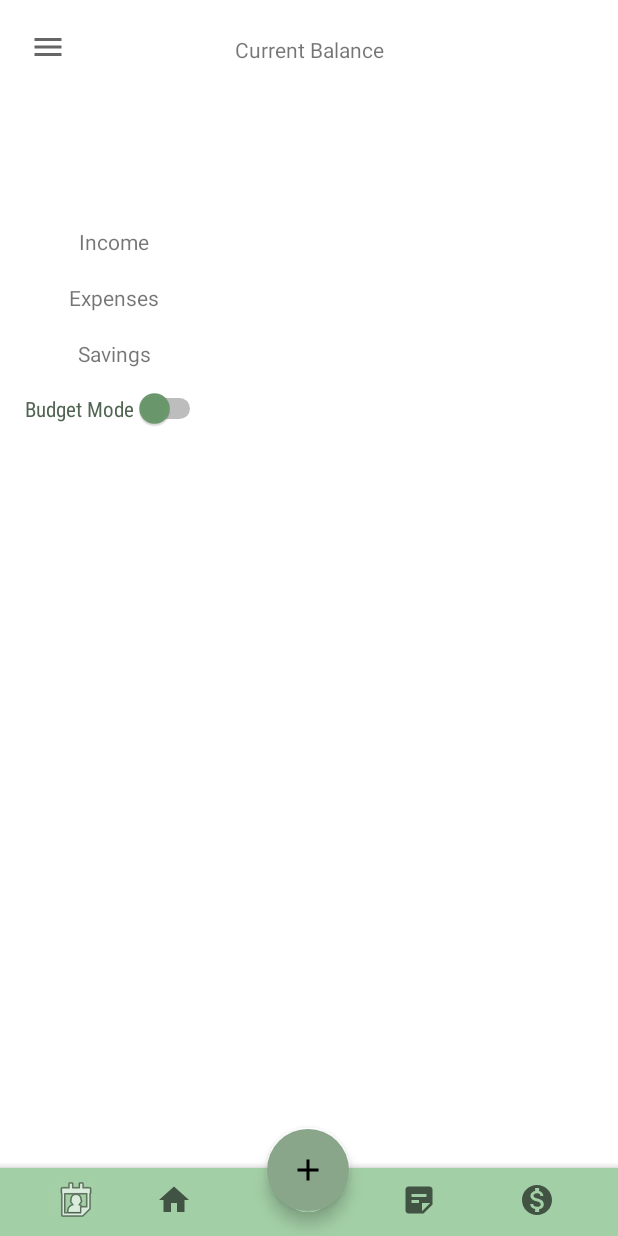
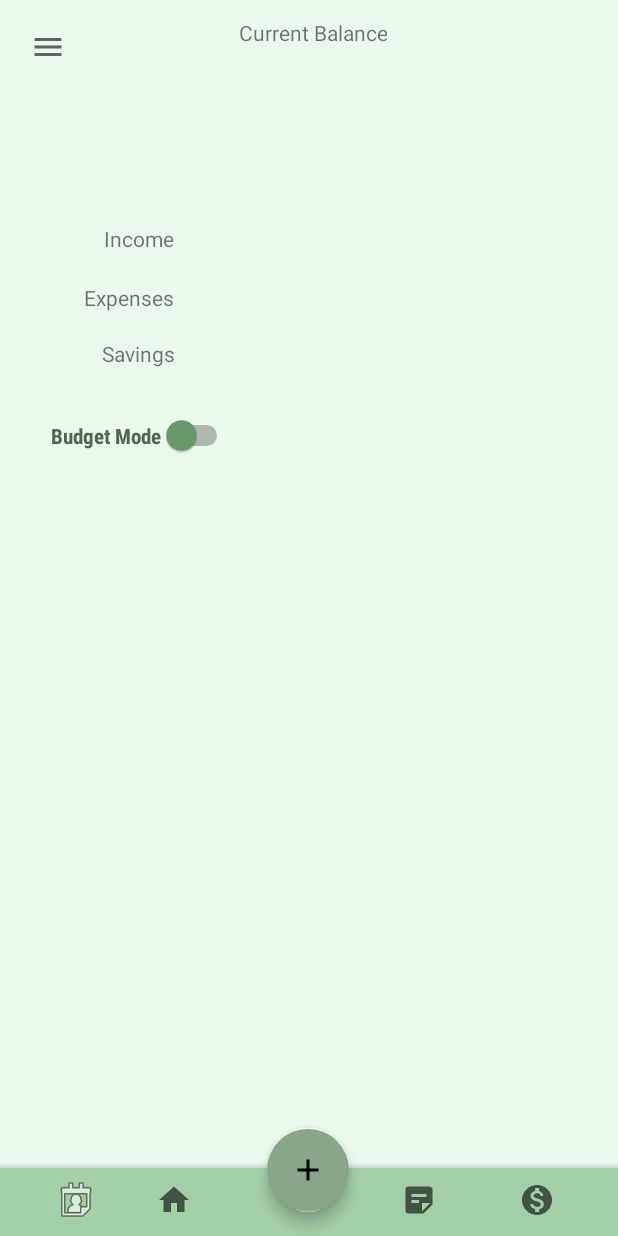
Before and after one commit to norrisasd/MyPocket, an Android app: the Home screen opened directly, with no data from a screen before it, on a phone screen of 412 x 824 dp. Run offline under Robolectric (Android 15) with nearby library versions, the light colour scheme and no system bars; Roboto replaces fonts that are not available here.

```diff
--- a/app/src/main/res/layout/activity_home.xml
+++ b/app/src/main/res/layout/activity_home.xml
@@ -4,7 +4,7 @@
     xmlns:tools="http://schemas.android.com/tools"
     android:layout_width="match_parent"
     android:layout_height="match_parent"
-    android:background="#FFFFFF"
+    android:background="#EBF8EC"
     android:clickable="true"
     tools:context=".Home">
 
@@ -13,20 +13,20 @@
         android:layout_width="79dp"
         android:layout_height="22dp"
         android:text="Income"
-        android:textAlignment="center"
+        android:textAlignment="textEnd"
         app:layout_constraintBottom_toBottomOf="parent"
         app:layout_constraintEnd_toEndOf="parent"
         app:layout_constraintHorizontal_bias="0.111"
         app:layout_constraintStart_toStartOf="parent"
         app:layout_constraintTop_toTopOf="parent"
-        app:layout_constraintVertical_bias="0.189" />
+        app:layout_constraintVertical_bias="0.186" />
 
     <TextView
         android:id="@+id/textView6"
         android:layout_width="79dp"
         android:layout_height="22dp"
         android:text="Savings"
-        android:textAlignment="center"
+        android:textAlignment="textEnd"
         app:layout_constraintBottom_toBottomOf="parent"
         app:layout_constraintEnd_toEndOf="parent"
         app:layout_constraintHorizontal_bias="0.111"
@@ -36,18 +36,16 @@
 
     <TextView
         android:id="@+id/textView5"
-        android:layout_width="130dp"
-        android:layout_height="29dp"
+        android:layout_width="103dp"
+        android:layout_height="27dp"
         android:fontFamily="sans-serif"
         android:gravity="center_horizontal|center_vertical"
         android:text="Current Balance"
+        android:textAlignment="textEnd"
         app:layout_constraintBottom_toTopOf="@+id/bal"
         app:layout_constraintEnd_toEndOf="parent"
-        app:layout_constraintHorizontal_bias="0.5"
-        app:layout_constraintStart_toEndOf="@+id/menu_button"
         app:layout_constraintStart_toStartOf="parent"
-        app:layout_constraintTop_toTopOf="parent"
-        app:layout_constraintVertical_bias="1.0" />
+        app:layout_constraintTop_toTopOf="parent" />
 
     <ImageButton
         android:id="@+id/menu_button"
@@ -82,8 +80,8 @@
 
     <TextView
         android:id="@+id/bal"
-        android:layout_width="236dp"
-        android:layout_height="80dp"
+        android:layout_width="242dp"
+        android:layout_height="70dp"
         android:gravity="center|center_vertical"
         android:textAlignment="center"
         android:textColor="#768177"
@@ -91,11 +89,10 @@
         android:textStyle="bold"
         app:layout_constraintBottom_toTopOf="@+id/add"
         app:layout_constraintEnd_toEndOf="parent"
-        app:layout_constraintHorizontal_bias="0.5"
-        app:layout_constraintStart_toEndOf="@+id/menu_button"
+        app:layout_constraintHorizontal_bias="0.497"
         app:layout_constraintStart_toStartOf="parent"
         app:layout_constraintTop_toTopOf="parent"
-        app:layout_constraintVertical_bias="0.071" />
+        app:layout_constraintVertical_bias="0.063" />
 
     <TextView
         android:id="@+id/expense"
@@ -111,14 +108,14 @@
         app:layout_constraintHorizontal_bias="0.366"
         app:layout_constraintStart_toEndOf="@+id/textView4"
         app:layout_constraintTop_toTopOf="parent"
-        app:layout_constraintVertical_bias="0.233" />
+        app:layout_constraintVertical_bias="0.232" />
 
     <TextView
         android:id="@+id/textView4"
         android:layout_width="79dp"
         android:layout_height="22dp"
         android:text="Expenses"
-        android:textAlignment="center"
+        android:textAlignment="textEnd"
         app:layout_constraintBottom_toBottomOf="parent"
         app:layout_constraintEnd_toEndOf="parent"
         app:layout_constraintHorizontal_bias="0.111"
@@ -140,7 +137,7 @@
         app:layout_constraintHorizontal_bias="0.366"
         app:layout_constraintStart_toEndOf="@+id/textView6"
         app:layout_constraintTop_toTopOf="parent"
-        app:layout_constraintVertical_bias="0.276" />
+        app:layout_constraintVertical_bias="0.274" />
 
     <com.google.android.material.bottomappbar.BottomAppBar
         android:id="@+id/bottomAppBar2"
@@ -221,7 +218,7 @@
         app:layout_constraintHorizontal_bias="0.366"
         app:layout_constraintStart_toEndOf="@+id/textView7"
         app:layout_constraintTop_toTopOf="parent"
-        app:layout_constraintVertical_bias="0.182" />
+        app:layout_constraintVertical_bias="0.177" />
 
     <Switch
         android:id="@+id/budget_button"
@@ -230,24 +227,23 @@
         android:fontFamily="sans-serif-condensed"
         android:text="Budget Mode"
         android:textColor="#516552"
+        android:textStyle="bold"
         android:thumbTint="#6B9A6D"
         app:layout_constraintBottom_toBottomOf="@+id/bottomAppBar2"
         app:layout_constraintEnd_toEndOf="parent"
-        app:layout_constraintHorizontal_bias="0.057"
+        app:layout_constraintHorizontal_bias="0.116"
         app:layout_constraintStart_toStartOf="parent"
         app:layout_constraintTop_toTopOf="parent"
-        app:layout_constraintVertical_bias="0.325" />
+        app:layout_constraintVertical_bias="0.347" />
 
     <androidx.fragment.app.FragmentContainerView
         android:id="@+id/budget_fragment"
-        android:layout_width="408dp"
-        android:layout_height="381dp"
-        app:layout_constraintBottom_toBottomOf="@+id/bottomAppBar2"
+        android:layout_width="416dp"
+        android:layout_height="326dp"
+        app:layout_constraintBottom_toTopOf="@+id/bottomAppBar2"
         app:layout_constraintEnd_toEndOf="parent"
-        app:layout_constraintHorizontal_bias="1.0"
         app:layout_constraintStart_toStartOf="parent"
-        app:layout_constraintTop_toBottomOf="@+id/budget_button"
-        app:layout_constraintVertical_bias="0.0" />
+        app:layout_constraintTop_toBottomOf="@+id/budget_button" />
 
 
 </androidx.constraintlayout.widget.ConstraintLayout>
--- a/app/src/main/res/layout/activity_main.xml
+++ b/app/src/main/res/layout/activity_main.xml
@@ -4,6 +4,7 @@
     xmlns:tools="http://schemas.android.com/tools"
     android:layout_width="match_parent"
     android:layout_height="match_parent"
+    android:background="#EBF8EC"
     tools:context=".MainActivity">
 
 
@@ -96,6 +97,7 @@
         android:layout_marginEnd="123dp"
         android:layout_marginBottom="138dp"
         android:text="Don't have an account yet?"
+        android:textStyle="italic"
         app:layout_constraintBottom_toBottomOf="parent"
         app:layout_constraintEnd_toEndOf="parent"
         app:layout_constraintStart_toStartOf="parent"
--- a/app/src/main/res/layout/activity_register.xml
+++ b/app/src/main/res/layout/activity_register.xml
@@ -10,6 +10,7 @@
         android:id="@+id/constraintLayout2"
         android:layout_width="413dp"
         android:layout_height="605dp"
+        android:background="#EBF8EC"
         app:layout_constraintTop_toTopOf="parent"
         tools:context=".Register"
         tools:layout_editor_absoluteX="0dp">
--- a/app/src/main/res/layout/fragment_add_savings.xml
+++ b/app/src/main/res/layout/fragment_add_savings.xml
@@ -5,6 +5,7 @@
     android:id="@+id/frameLayout3"
     android:layout_width="match_parent"
     android:layout_height="match_parent"
+    android:background="#EBF8EC"
     tools:context=".add_savings">
 
     <EditText
@@ -15,6 +16,7 @@
         android:layout_marginEnd="68dp"
         android:ems="10"
         android:inputType="numberDecimal"
+        android:textColor="#80A882"
         app:layout_constraintBottom_toTopOf="@+id/savings_date"
         app:layout_constraintEnd_toEndOf="parent"
         app:layout_constraintHorizontal_bias="0.537"
@@ -44,6 +46,7 @@
         android:layout_marginTop="124dp"
         android:layout_marginEnd="147dp"
         android:layout_marginBottom="242dp"
+        android:backgroundTint="#89A68B"
         android:text="SUBMIT"
         app:layout_constraintBottom_toBottomOf="parent"
         app:layout_constraintEnd_toEndOf="parent"
```
Also changed, not shown: app/src/main/res/layout/activity_add.xml (+4 -4 lines), app/src/main/res/layout/fragment_add_expenses.xml (+25 -15 lines), app/src/main/res/layout/fragment_add_income.xml (+25 -15 lines), app/src/main/res/layout/fragment_budget.xml (+10 -6 lines), app/src/main/res/layout/fragment_monthly_budget.xml (+13 -3 lines), app/src/main/res/layout/fragment_weekly_budget.xml (+15 -10 lines).
